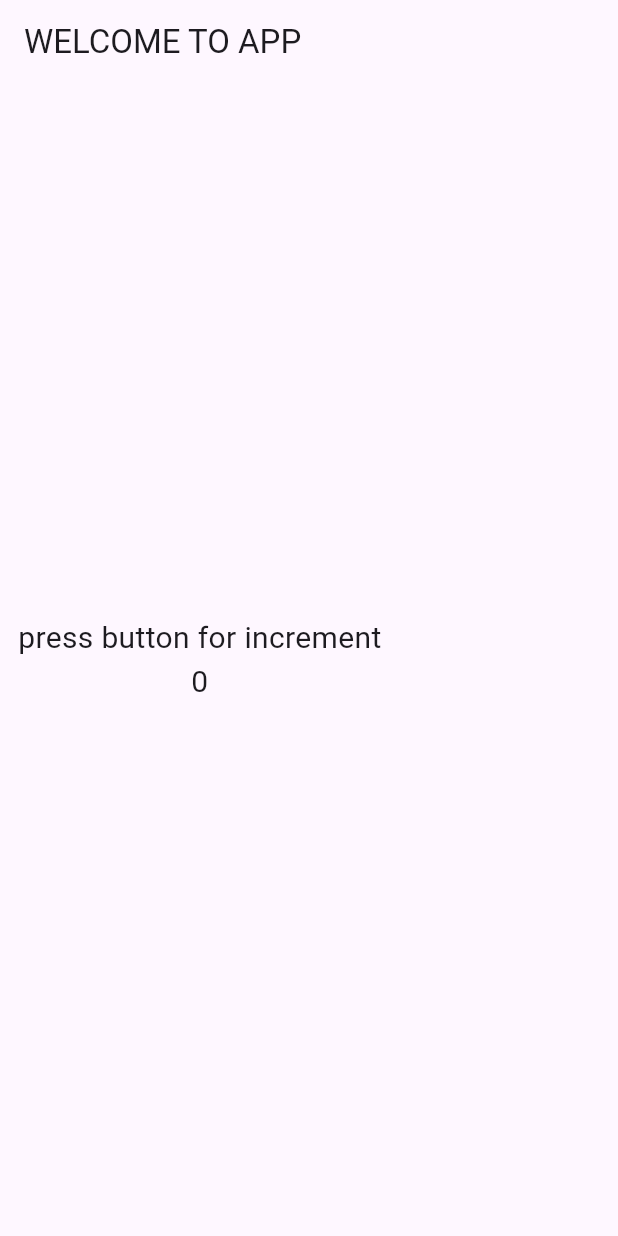
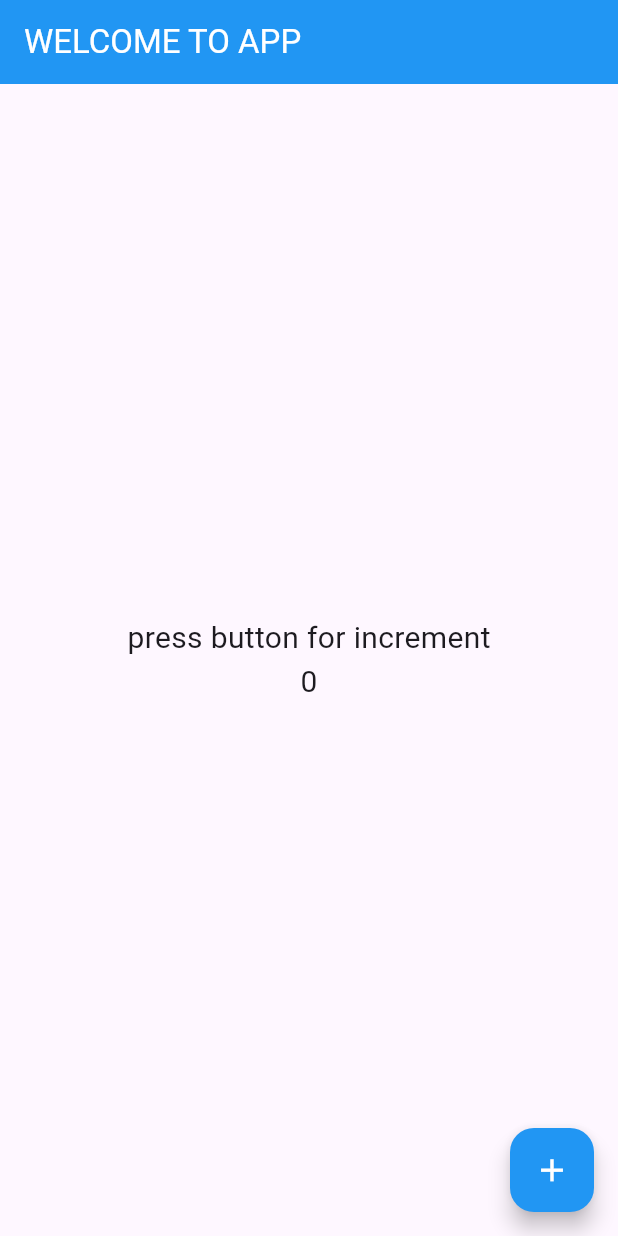
Before and after one commit to Yashu-Chaudhary/Counter-App, a Flutter app: the screen it shows after launch, on a phone screen of 412 x 824 dp. Run offline on Flutter 3.47's test engine with Material 3 defaults, Android fonts, the phone set to English and light mode, and no system bars.

Commit message:
App Completed

```diff
--- a/lib/main.dart
+++ b/lib/main.dart
@@ -28,13 +28,30 @@ class _HomeState extends State<Home> {
   Widget build(BuildContext context) {
     return Scaffold(
       appBar: AppBar(
-        title: const Text("WELCOME TO APP"),
+        title: const Text(
+          "WELCOME TO APP",
+          style: TextStyle(color: Colors.white),
+        ),
+        backgroundColor: Colors.blue,
+      ),
+      floatingActionButton: FloatingActionButton(
+        onPressed: () {
+          setState(() {
+            i++;
+          });
+        },
+        backgroundColor: Colors.blue,
+        child: const Icon(
+          Icons.add,
+          color: Colors.white,
+          size: 25,
+        ),
       ),
       body: Padding(
         padding: const EdgeInsets.all(12.0),
+        child: Center(
           child: Column(
             mainAxisAlignment: MainAxisAlignment.center,
-          crossAxisAlignment: CrossAxisAlignment.center,
             children: [
               const Text(
                 "press button for increment",
@@ -47,6 +64,7 @@ class _HomeState extends State<Home> {
             ],
           ),
         ),
+      ),
     );
   }
 }
```
Lines whose indentation alone changed are shown as unchanged.
